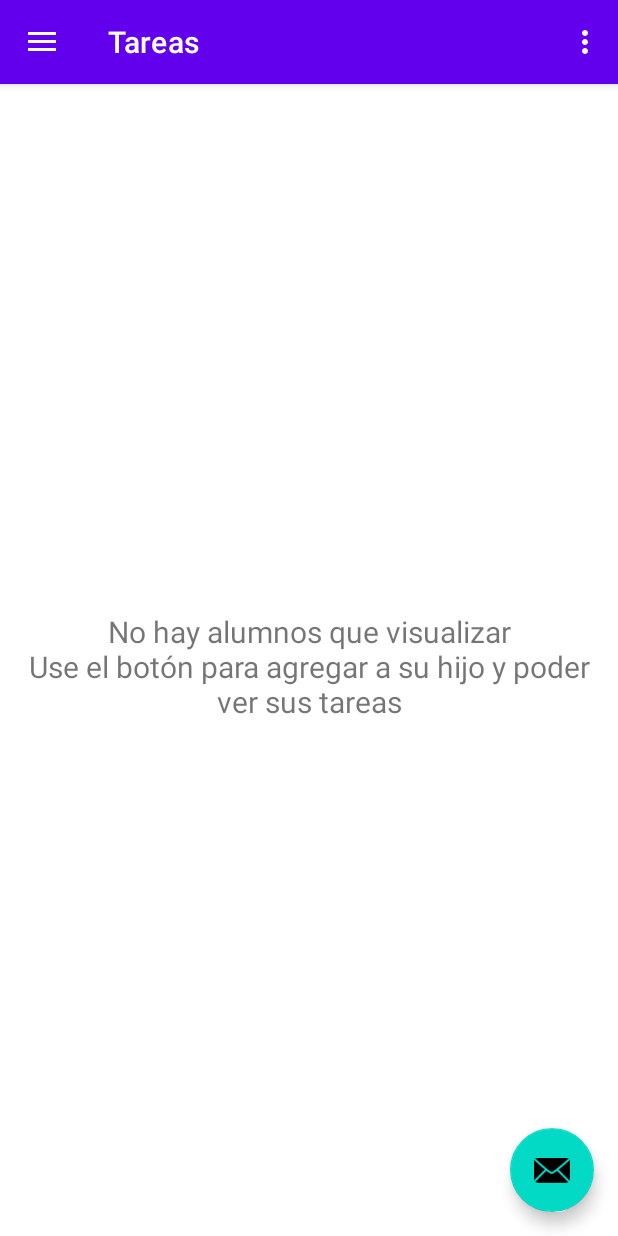
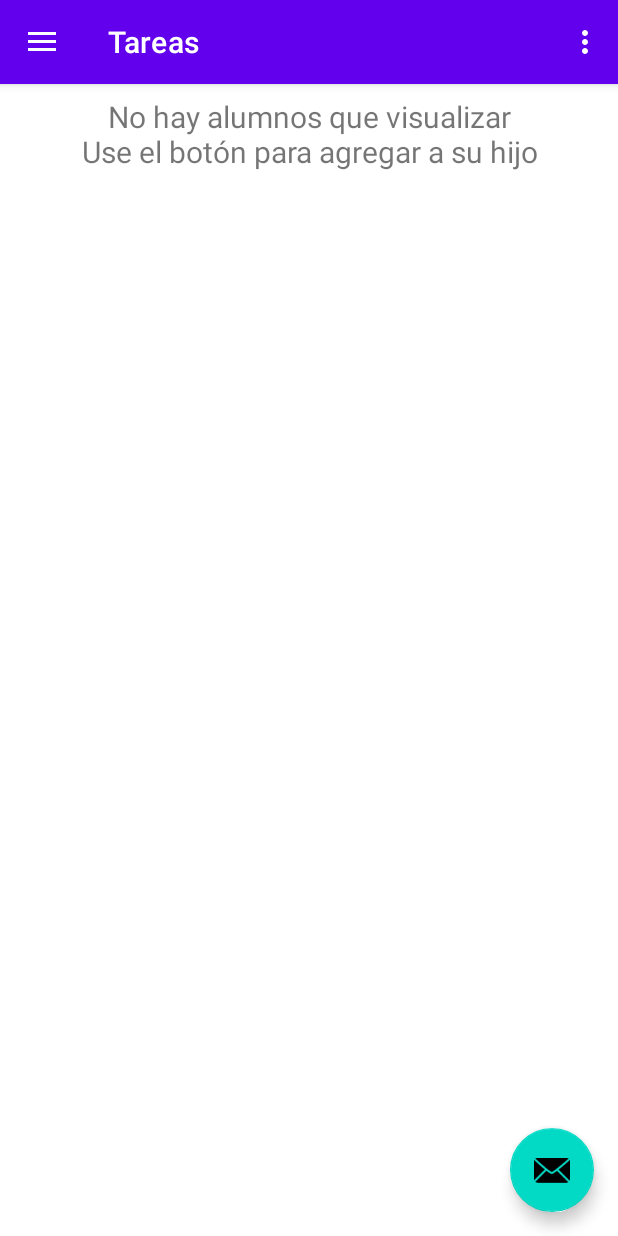
Before and after one commit to VegaSamuel/secundaria-padres, an Android app: the screen it shows after launch once a user with an empty profile is signed in (MainActivity), on a phone screen of 412 x 824 dp. Run offline under Robolectric (Android 15) with nearby library versions, the phone set to English and light mode, and no system bars; our stand-ins replace Firebase (no records; nobody signed in at launch, a user with empty details on screens opened directly), navigation-ui; pictures from the network do not load; 1 statement that could not run was skipped.

Commit message:
Muestra los hijos del padre antes de las tareas

```diff
--- a/AppPadres/app/src/main/java/com/example/sistema_educativo_padres/ui/homework/TareasFragment.kt
+++ b/AppPadres/app/src/main/java/com/example/sistema_educativo_padres/ui/homework/TareasFragment.kt
@@ -4,10 +4,14 @@ import android.os.Bundle
 import android.view.LayoutInflater
 import android.view.View
 import android.view.ViewGroup
-import android.widget.TextView
 import androidx.fragment.app.Fragment
 import androidx.lifecycle.ViewModelProvider
+import androidx.recyclerview.widget.LinearLayoutManager
+import androidx.recyclerview.widget.RecyclerView
+import com.example.sistema_educativo_padres.data.Alumno
 import com.example.sistema_educativo_padres.databinding.FragmentTareasBinding
+import com.example.sistema_educativo_padres.ui.alumnos.AlumnoTareasAdapter
+import com.example.sistema_educativo_padres.ui.login.LoginActivity
 
 class TareasFragment : Fragment() {
 
@@ -16,22 +20,41 @@ class TareasFragment : Fragment() {
     // This property is only valid between onCreateView and
     // onDestroyView.
     private val binding get() = _binding!!
+    private val padre = LoginActivity()
+    private lateinit var tareasViewModel: TareasViewModel
+    private lateinit var alumnosAdapter: AlumnoTareasAdapter
 
     override fun onCreateView(
         inflater: LayoutInflater,
         container: ViewGroup?,
         savedInstanceState: Bundle?
     ): View {
-        val tareasViewModel =
-            ViewModelProvider(this).get(TareasViewModel::class.java)
+        tareasViewModel = ViewModelProvider(this)[TareasViewModel::class.java]
 
         _binding = FragmentTareasBinding.inflate(inflater, container, false)
         val root: View = binding.root
 
-        val textView: TextView = binding.textHome
-        tareasViewModel.text.observe(viewLifecycleOwner) {
-            textView.text = it
+        val recyclerView: RecyclerView = binding.recyclerViewAlumnos
+        recyclerView.layoutManager = LinearLayoutManager(requireContext())
+        alumnosAdapter = AlumnoTareasAdapter(emptyList()) { alumno ->
+            onAlumnoSelected(alumno)
         }
+        recyclerView.adapter = alumnosAdapter
+
+        tareasViewModel.alumnos.observe(viewLifecycleOwner) {alumnos ->
+            if(alumnos.isNullOrEmpty()) {
+                binding.textHome.text = "No hay alumnos que visualizar\nUse el botón para agregar a su hijo"
+                recyclerView.visibility = View.GONE
+            } else {
+                binding.textHome.visibility = View.GONE
+                recyclerView.visibility = View.VISIBLE
+                alumnosAdapter.updateAlumnos(alumnos)
+            }
+        }
+
+        val currentEmail = padre.getCurrentUserEmail()
+        tareasViewModel.cargarPadreYAlumnos(currentEmail)
+
         return root
     }
 
@@ -39,4 +62,8 @@ class TareasFragment : Fragment() {
         super.onDestroyView()
         _binding = null
     }
+
+    private fun onAlumnoSelected(alumno: Alumno) {
+
+    }
 }
--- a/AppPadres/app/src/main/java/com/example/sistema_educativo_padres/ui/homework/TareasViewModel.kt
+++ b/AppPadres/app/src/main/java/com/example/sistema_educativo_padres/ui/homework/TareasViewModel.kt
@@ -1,13 +1,102 @@
 package com.example.sistema_educativo_padres.ui.homework
 
+import android.util.Log
 import androidx.lifecycle.LiveData
 import androidx.lifecycle.MutableLiveData
 import androidx.lifecycle.ViewModel
+import androidx.lifecycle.viewModelScope
+import com.example.sistema_educativo_padres.data.Alumno
+import kotlinx.coroutines.Dispatchers
+import kotlinx.coroutines.launch
+import kotlinx.coroutines.withContext
+import okhttp3.OkHttpClient
+import okhttp3.Request
+import org.json.JSONArray
+import org.json.JSONObject
+import java.net.HttpURLConnection
+import java.net.URL
 
-class TareasViewModel() : ViewModel() {
+class TareasViewModel : ViewModel() {
+
+    private val client = OkHttpClient()
+
+    private val _alumnos = MutableLiveData<List<Alumno>>()
+    val alumnos: LiveData<List<Alumno>> = _alumnos
 
     private val _text = MutableLiveData<String>().apply {
         value = "No hay alumnos que visualizar\nUse el botón para agregar a su hijo y poder ver sus tareas"
     }
     val text: LiveData<String> = _text
+
+    fun cargarPadreYAlumnos(correo: String) {
+        viewModelScope.launch {
+            val padreId = getPadreId(correo)
+            if (padreId != null) {
+                val alumnoList = getAlumnosList(padreId)
+                _alumnos.postValue(alumnoList ?: emptyList())
+            } else {
+                _alumnos.postValue(emptyList())
+            }
+        }
+    }
+
+    private suspend fun getPadreId(correo: String): Int? {
+        val url = "http://192.168.0.10:8080/escuelaPadres/api/padres/correo/$correo"
+
+        return withContext(Dispatchers.IO) {
+            try {
+                val conexion = URL(url).openConnection() as HttpURLConnection
+                conexion.requestMethod = "GET"
+                conexion.connect()
+
+                if (conexion.responseCode == HttpURLConnection.HTTP_OK) {
+                    val responseText = conexion.inputStream.bufferedReader().use { it.readText() }
+                    val jsonResponse = JSONObject(responseText)
+
+                    jsonResponse.optInt("id", -1).takeIf { it != -1 }
+                } else {
+                    null
+                }
+            } catch (e: Exception) {
+                e.printStackTrace()
+                null
+            }
+        }
+    }
+
+    private suspend fun getAlumnosList(idPadre: Int): List<Alumno>? {
+        val url = "http://192.168.0.10:8080/escuelaAlumnos/api/alumnos/padre/$idPadre"
+        val request = Request.Builder().url(url).get().build()
+
+        return withContext(Dispatchers.IO) {
+            try {
+                val response = client.newCall(request).execute()
+                response.use {
+                    if (response.isSuccessful) {
+                        val responseBody = response.body?.string()
+                        if (!responseBody.isNullOrEmpty()) {
+                            val jsonArray = JSONArray(responseBody)
+                            val alumnos = mutableListOf<Alumno>()
+                            for (i in 0 until jsonArray.length()) {
+                                val jsonAlumno = jsonArray.getJSONObject(i)
+                                val alumno = Alumno(
+                                    id = jsonAlumno.getInt("id"),
+                                    nombre = jsonAlumno.getString("nombre"),
+                                    apellido = jsonAlumno.getString("apellido"),
+                                    email = jsonAlumno.getString("email"),
+                                    padre = jsonAlumno.getInt("idPadre")
+                                )
+                                alumnos.add(alumno)
+                            }
+                            return@withContext alumnos
+                        }
+                    }
+                }
+                null
+            }catch (e: Exception) {
+                e.printStackTrace()
+                null
+            }
+        }
+    }
 }
--- a/AppPadres/app/src/main/res/layout/fragment_tareas.xml
+++ b/AppPadres/app/src/main/res/layout/fragment_tareas.xml
@@ -1,5 +1,5 @@
 <?xml version="1.0" encoding="utf-8"?>
-<androidx.constraintlayout.widget.ConstraintLayout xmlns:android="http://schemas.android.com/apk/res/android"
+<LinearLayout xmlns:android="http://schemas.android.com/apk/res/android"
     xmlns:app="http://schemas.android.com/apk/res-auto"
     xmlns:tools="http://schemas.android.com/tools"
     android:layout_width="match_parent"
@@ -14,9 +14,11 @@
         android:layout_marginTop="8dp"
         android:layout_marginEnd="8dp"
         android:textAlignment="center"
-        android:textSize="20sp"
-        app:layout_constraintBottom_toBottomOf="parent"
-        app:layout_constraintEnd_toEndOf="parent"
-        app:layout_constraintStart_toStartOf="parent"
-        app:layout_constraintTop_toTopOf="parent" />
-</androidx.constraintlayout.widget.ConstraintLayout>
+        android:textSize="20sp" />
+
+    <androidx.recyclerview.widget.RecyclerView
+        android:id="@+id/recyclerViewAlumnos"
+        android:layout_width="match_parent"
+        android:layout_height="wrap_content"
+        android:visibility="gone" />
+</LinearLayout>
```
Also changed, not shown: AppPadres/app/src/main/java/com/example/sistema_educativo_padres/ui/alumnos/AddAlumnosAdapter.kt (added, +47 -0 lines), AppPadres/app/src/main/java/com/example/sistema_educativo_padres/ui/alumnos/AlumnoTareasAdapter.kt (added, +44 -0 lines), AppPadres/app/src/main/java/com/example/sistema_educativo_padres/ui/alumnos/AlumnosAdapter.kt (deleted, +0 -47 lines), AppPadres/app/src/main/java/com/example/sistema_educativo_padres/ui/alumnos/AlumnosSearchDialogFragment.kt (+8 -4 lines), AppPadres/app/src/main/res/layout/item_add_alumno.xml (added, +22 -0 lines), AppPadres/app/src/main/res/layout/item_alumno.xml (+6 -12 lines).
